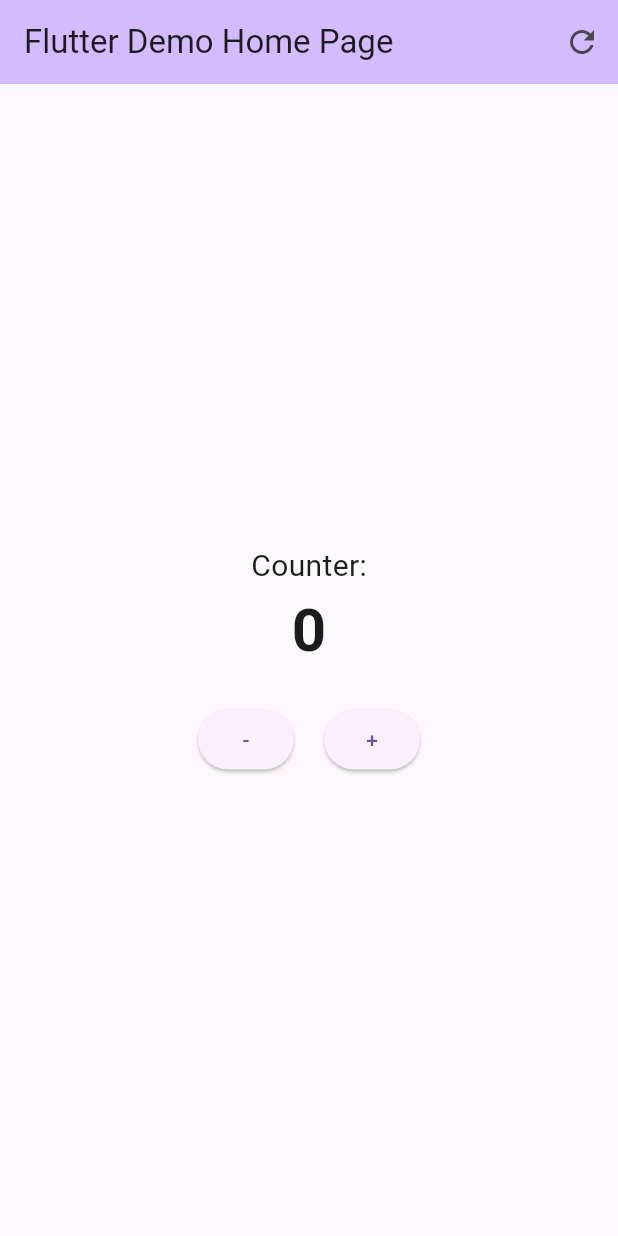
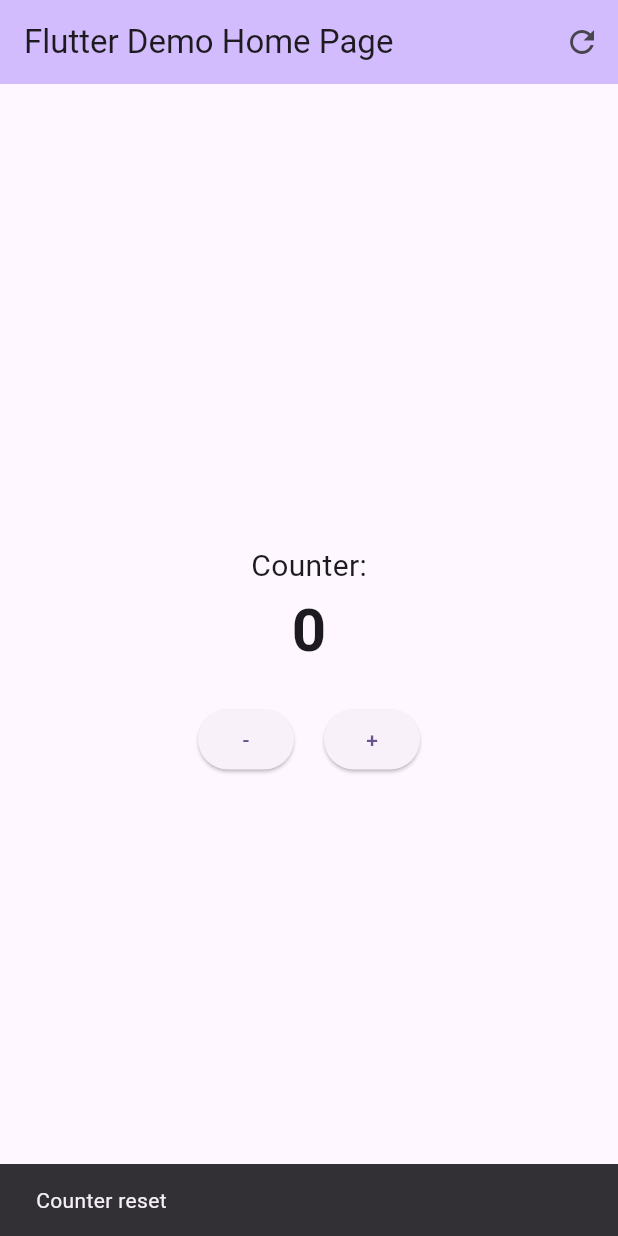
Before and after one commit to yahia-safwatali/counterly, a Flutter app: the screen it shows after launch, after a tap on the "refresh" icon, on a phone screen of 412 x 824 dp. Run offline on Flutter 3.47's test engine with Material 3 defaults, Android fonts, the phone set to English and light mode, and no system bars.

Commit message:
Added Snackbar for counter reset

```diff
--- a/lib/main.dart
+++ b/lib/main.dart
@@ -48,7 +48,16 @@ class _MyHomePageState extends State<MyHomePage> {
   void _resetCounter() {
     setState(() {
       _counter = 0;
+
+      // Show a snackbar
+      _showResetSnackBar();
     });
+  }
+
+  void _showResetSnackBar() {
+    ScaffoldMessenger.of(context).showSnackBar(
+      const SnackBar(content: Text('Counter reset')),
+    );
   }
 
   @override
```
